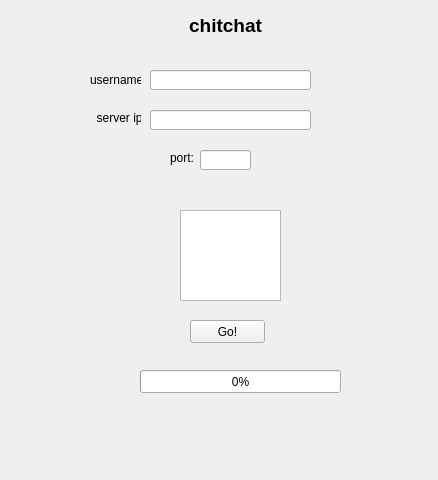
First picture: the form in app/login.ui, repository syncopika/chitchat, before the edit.
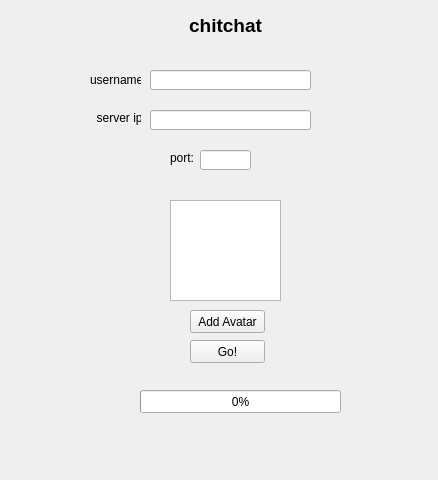
Second picture: the form after the edit.

Commit message: I think I fixed the window resizing issue and got started on the avatar feature

The edit to the form file:
```diff
--- a/app/login.ui
+++ b/app/login.ui
@@ -94,7 +94,7 @@
    <property name="geometry">
     <rect>
      <x>190</x>
-     <y>320</y>
+     <y>340</y>
      <width>75</width>
      <height>23</height>
     </rect>
@@ -107,7 +107,7 @@
    <property name="geometry">
     <rect>
      <x>140</x>
-     <y>370</y>
+     <y>390</y>
      <width>201</width>
      <height>23</height>
     </rect>
@@ -145,11 +145,27 @@
   <widget class="QGraphicsView" name="graphicsView">
    <property name="geometry">
     <rect>
-     <x>180</x>
-     <y>210</y>
-     <width>101</width>
-     <height>91</height>
+     <x>170</x>
+     <y>200</y>
+     <width>111</width>
+     <height>101</height>
     </rect>
+   </property>
+   <property name="mouseTracking">
+    <bool>true</bool>
+   </property>
+  </widget>
+  <widget class="QPushButton" name="pushButton2">
+   <property name="geometry">
+    <rect>
+     <x>190</x>
+     <y>310</y>
+     <width>75</width>
+     <height>23</height>
+    </rect>
+   </property>
+   <property name="text">
+    <string>Add Avatar</string>
    </property>
   </widget>
  </widget>
```
The commit also changes 8 other files.
